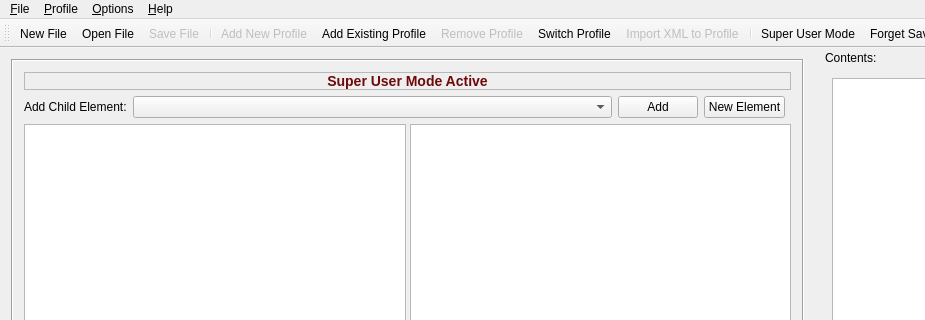
Above: GCXMLGenerator/gcmainwindow.ui from goblincoding/xmlmill before the change; both pictures show x 0 to 925 and y 0 to 320 of the 1099 by 659 pixel window. Below: the same form after it.
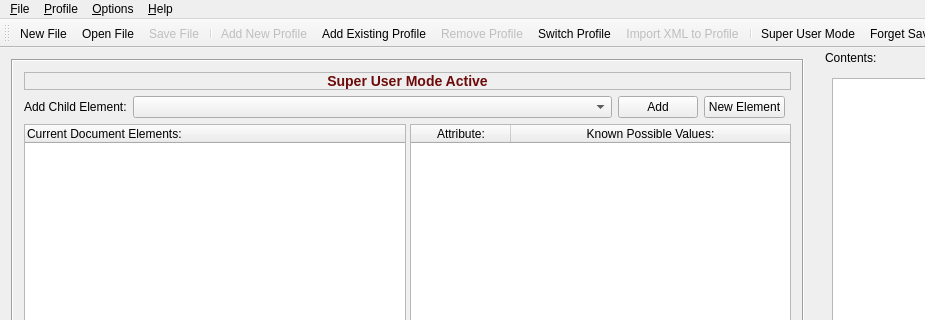
That is the form after the change. Icons and pictures are not drawn.

Commit message: Show headers in table and tree view.

Diff of the .ui file:
```diff
--- a/GCXMLGenerator/gcmainwindow.ui
+++ b/GCXMLGenerator/gcmainwindow.ui
@@ -119,7 +119,7 @@
            <bool>true</bool>
           </property>
           <attribute name="headerVisible">
-           <bool>false</bool>
+           <bool>true</bool>
           </attribute>
           <column>
            <property name="text">
@@ -138,7 +138,7 @@
            <number>2</number>
           </property>
           <attribute name="horizontalHeaderVisible">
-           <bool>false</bool>
+           <bool>true</bool>
           </attribute>
           <attribute name="horizontalHeaderCascadingSectionResizes">
            <bool>true</bool>
```
The commit also changes 2 other files.
